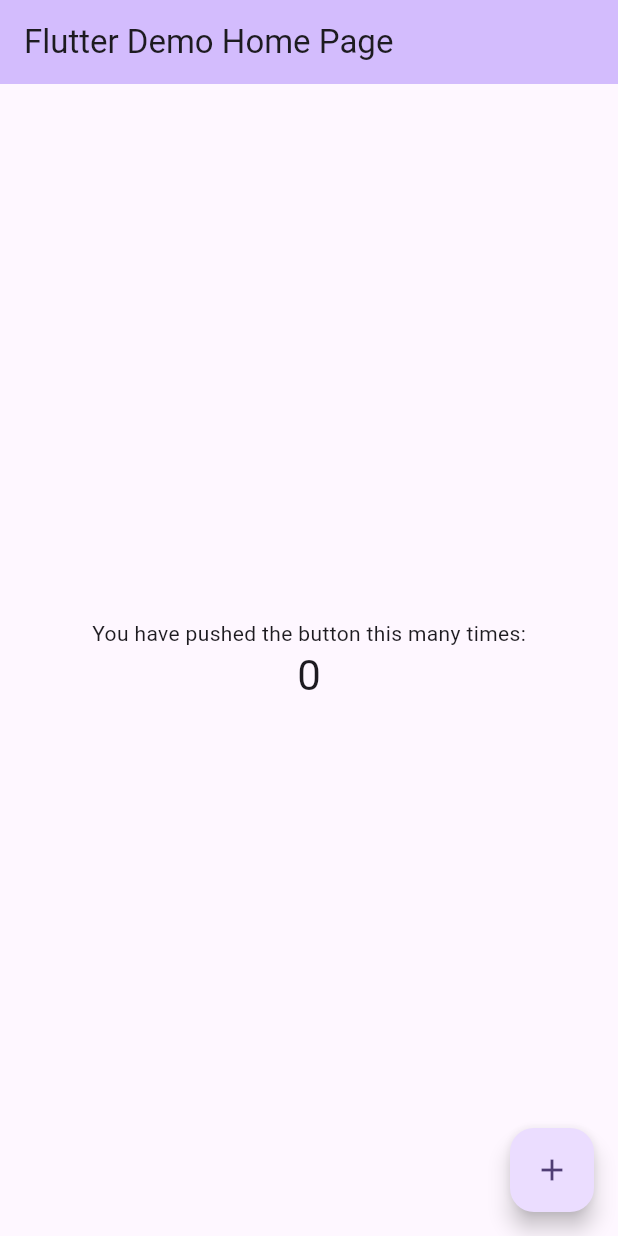
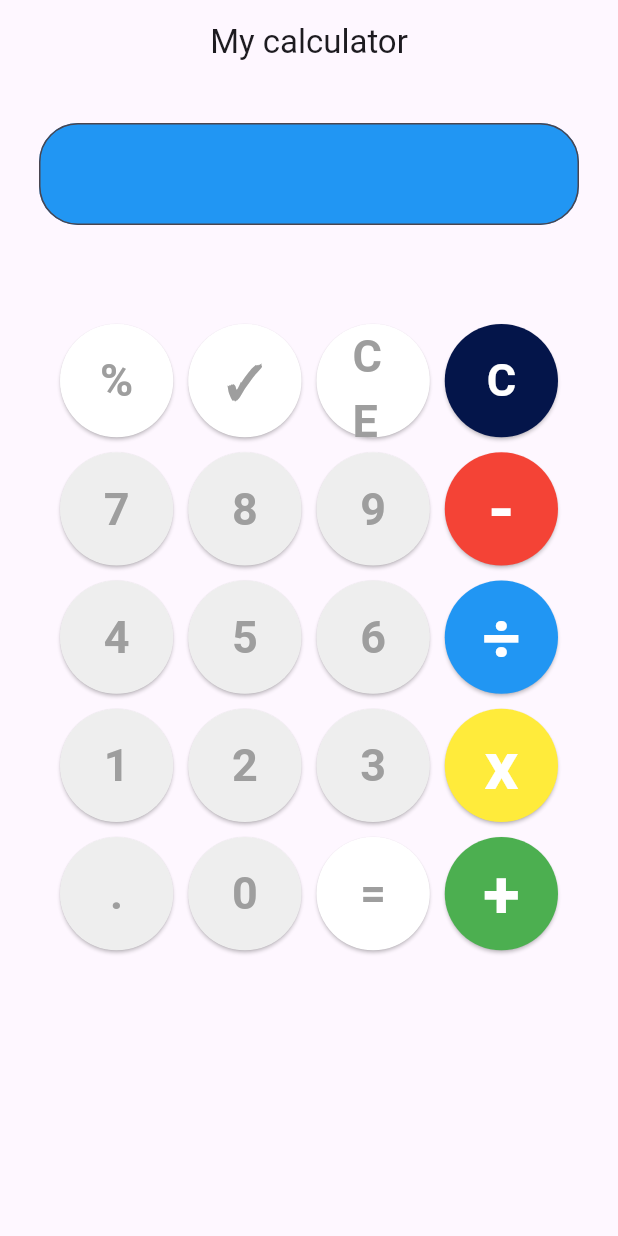
Before and after one commit to ramazon19/Mobil, a Flutter app: the screen it shows after launch, on a phone screen of 412 x 824 dp. Run offline on Flutter 3.47's test engine with Material 3 defaults, Android fonts, the phone set to English and light mode, and no system bars.

Commit message:
added buttons_scren.dart and input_screen.dart and main_scren.dart

```diff
--- a/lib/main.dart
+++ b/lib/main.dart
@@ -1,125 +1,20 @@
 import 'package:flutter/material.dart';
+import 'package:mobil/screens/main_screen.dart';
 
 void main() {
-  runApp(const MyApp());
+  runApp(const CalculatorApp());
 }
 
-class MyApp extends StatelessWidget {
-  const MyApp({super.key});
+class CalculatorApp extends StatefulWidget {
+  const CalculatorApp({super.key});
 
-  // This widget is the root of your application.
+  @override
+  State<CalculatorApp> createState() => _CalculatorAppState();
+}
+
+class _CalculatorAppState extends State<CalculatorApp> {
   @override
   Widget build(BuildContext context) {
-    return MaterialApp(
-      title: 'Flutter Demo',
-      theme: ThemeData(
-        // This is the theme of your application.
-        //
-        // TRY THIS: Try running your application with "flutter run". You'll see
-        // the application has a purple toolbar. Then, without quitting the app,
-        // try changing the seedColor in the colorScheme below to Colors.green
-        // and then invoke "hot reload" (save your changes or press the "hot
-        // reload" button in a Flutter-supported IDE, or press "r" if you used
-        // the command line to start the app).
-        //
-        // Notice that the counter didn't reset back to zero; the application
-        // state is not lost during the reload. To reset the state, use hot
-        // restart instead.
-        //
-        // This works for code too, not just values: Most code changes can be
-        // tested with just a hot reload.
-        colorScheme: ColorScheme.fromSeed(seedColor: Colors.deepPurple),
-        useMaterial3: true,
-      ),
-      home: const MyHomePage(title: 'Flutter Demo Home Page'),
-    );
+    return MainScreen();
   }
 }
-
-class MyHomePage extends StatefulWidget {
-  const MyHomePage({super.key, required this.title});
-
-  // This widget is the home page of your application. It is stateful, meaning
-  // that it has a State object (defined below) that contains fields that affect
-  // how it looks.
-
-  // This class is the configuration for the state. It holds the values (in this
-  // case the title) provided by the parent (in this case the App widget) and
-  // used by the build method of the State. Fields in a Widget subclass are
-  // always marked "final".
-
-  final String title;
-
-  @override
-  State<MyHomePage> createState() => _MyHomePageState();
-}
-
-class _MyHomePageState extends State<MyHomePage> {
-  int _counter = 0;
-
-  void _incrementCounter() {
-    setState(() {
-      // This call to setState tells the Flutter framework that something has
-      // changed in this State, which causes it to rerun the build method below
-      // so that the display can reflect the updated values. If we changed
-      // _counter without calling setState(), then the build method would not be
-      // called again, and so nothing would appear to happen.
-      _counter++;
-    });
-  }
-
-  @override
-  Widget build(BuildContext context) {
-    // This method is rerun every time setState is called, for instance as done
-    // by the _incrementCounter method above.
-    //
-    // The Flutter framework has been optimized to make rerunning build methods
-    // fast, so that you can just rebuild anything that needs updating rather
-    // than having to individually change instances of widgets.
-    return Scaffold(
-      appBar: AppBar(
-        // TRY THIS: Try changing the color here to a specific color (to
-        // Colors.amber, perhaps?) and trigger a hot reload to see the AppBar
-        // change color while the other colors stay the same.
-        backgroundColor: Theme.of(context).colorScheme.inversePrimary,
-        // Here we take the value from the MyHomePage object that was created by
-        // the App.build method, and use it to set our appbar title.
-        title: Text(widget.title),
-      ),
-      body: Center(
-        // Center is a layout widget. It takes a single child and positions it
-        // in the middle of the parent.
-        child: Column(
-          // Column is also a layout widget. It takes a list of children and
-          // arranges them vertically. By default, it sizes itself to fit its
-          // children horizontally, and tries to be as tall as its parent.
-          //
-          // Column has various properties to control how it sizes itself and
-          // how it positions its children. Here we use mainAxisAlignment to
-          // center the children vertically; the main axis here is the vertical
-          // axis because Columns are vertical (the cross axis would be
-          // horizontal).
-          //
-          // TRY THIS: Invoke "debug painting" (choose the "Toggle Debug Paint"
-          // action in the IDE, or press "p" in the console), to see the
-          // wireframe for each widget.
-          mainAxisAlignment: MainAxisAlignment.center,
-          children: <Widget>[
-            const Text(
-              'You have pushed the button this many times:',
-            ),
-            Text(
-              '$_counter',
-              style: Theme.of(context).textTheme.headlineMedium,
-            ),
-          ],
-        ),
-      ),
-      floatingActionButton: FloatingActionButton(
-        onPressed: _incrementCounter,
-        tooltip: 'Increment',
-        child: const Icon(Icons.add),
-      ), // This trailing comma makes auto-formatting nicer for build methods.
-    );
-  }
-}
--- /dev/null
+++ b/lib/screens/buttons_screen.dart
@@ -0,0 +1,56 @@
+import 'package:flutter/material.dart';
+
+class CalcKeyboardScreen extends StatelessWidget {
+  const CalcKeyboardScreen({super.key});
+
+Widget getButton(Color btnColor, String btnText, Color bgColor, double fontSize){
+  return ElevatedButton(
+    onPressed: (){},
+    style: ElevatedButton.styleFrom(
+      backgroundColor: bgColor,
+    ),
+     child: Text(
+      btnText,
+      style: TextStyle(
+        color: btnColor,
+        fontWeight: FontWeight.bold,
+        fontSize: fontSize,
+      ),
+     )
+     );
+}
+
+  @override
+  Widget build(BuildContext context) {
+    return Expanded(
+      child: GridView.count(
+      crossAxisCount: 4,
+      mainAxisSpacing: 10.0,
+      crossAxisSpacing: 10.0,
+      padding: const EdgeInsets.all(40),
+      children: <Widget> [
+        getButton(Colors.grey, '%', Colors.white, 30),
+        getButton(Colors.grey, '✓', Colors.white, 30),
+        getButton(Colors.grey, 'CE', Colors.white, 30),
+        getButton(Colors.white, 'C', const Color.fromARGB(255, 4, 21, 74), 30),
+        getButton(Colors.grey, '7', Colors.grey[200]!, 30),
+        getButton(Colors.grey, '8',  Colors.grey[200]!, 30),
+        getButton(Colors.grey, '9', Colors.grey[200]!, 30),
+        getButton(Colors.white, '-', Colors.red, 45),
+        getButton(Colors.grey, '4', Colors.grey[200]!, 30),
+        getButton(Colors.grey, '5',  Colors.grey[200]!, 30),
+        getButton(Colors.grey, '6', Colors.grey[200]!, 30),
+        getButton(Colors.white, '÷', Colors.blue, 45),
+        getButton(Colors.grey, '1', Colors.grey[200]!, 30),
+        getButton(Colors.grey, '2',  Colors.grey[200]!, 30),
+        getButton(Colors.grey, '3', Colors.grey[200]!, 30),
+        getButton(Colors.white, 'x', Colors.yellow, 45),
+        getButton(Colors.grey, '.', Colors.grey[200]!, 30),
+        getButton(Colors.grey, '0',  Colors.grey[200]!, 30),
+        getButton(Colors.grey, '=', Colors.white, 30),
+        getButton(Colors.white, '+', Colors.green, 45),
+      ],
+      ),
+      );
+  }
+}
--- /dev/null
+++ b/lib/screens/input_screen.dart
@@ -0,0 +1,30 @@
+import 'package:flutter/material.dart';
+
+class InputScreen extends StatefulWidget {
+  const InputScreen({super.key});
+
+  @override
+  State<InputScreen> createState() => _InputScreenState();
+}
+
+class _InputScreenState extends State<InputScreen> {
+  @override
+  Widget build(BuildContext context) {
+    return const Padding(
+      padding: EdgeInsets.all(26.0),
+      child:  TextField(
+      style: TextStyle(
+        fontSize: 24,
+      ),
+      decoration: InputDecoration(
+        filled: true,
+        fillColor: Colors.blue,
+        border: OutlineInputBorder(
+          borderRadius: BorderRadius.all(Radius.circular(26))
+        ),
+      ),
+      textAlign: TextAlign.end,
+    ),
+    );
+  }
+}
--- /dev/null
+++ b/lib/screens/main_screen.dart
@@ -0,0 +1,33 @@
+import 'package:flutter/material.dart';
+import 'package:mobil/screens/input_screen.dart';
+import 'buttons_screen.dart';
+class MainScreen extends StatefulWidget {
+  const MainScreen({super.key});
+
+  @override
+  State<MainScreen> createState() => _MainScreenState();
+}
+
+class _MainScreenState extends State<MainScreen> {
+  @override
+  Widget build(BuildContext context) {
+    return MaterialApp(
+      title: 'My calculator',
+      //theme: ThemeData.dark(),
+      debugShowCheckedModeBanner: false,
+      home: Scaffold(
+        appBar: AppBar(
+          title: Text('My calculator'),
+          centerTitle: true,
+        ),
+        body: const Column(
+
+          children: [
+            InputScreen(),
+            CalcKeyboardScreen(),
+          ],
+        )
+      ),
+    );
+  }
+}
--- a/pubspec.yaml
+++ b/pubspec.yaml
@@ -30,6 +30,7 @@ environment:
 dependencies:
   flutter:
     sdk: flutter
+
 
 
   # The following adds the Cupertino Icons font to your application.
```
